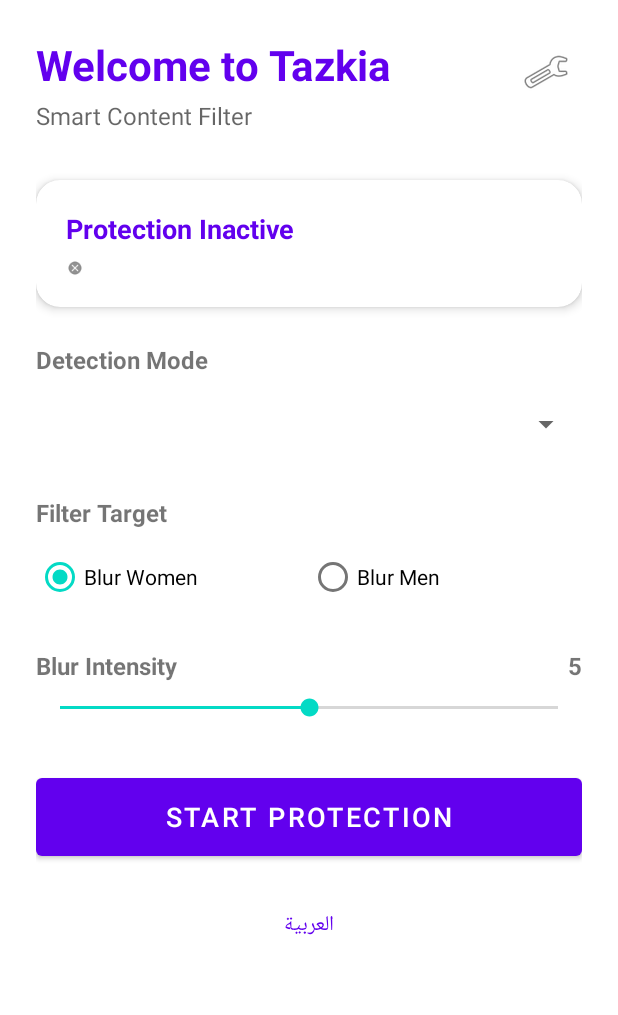
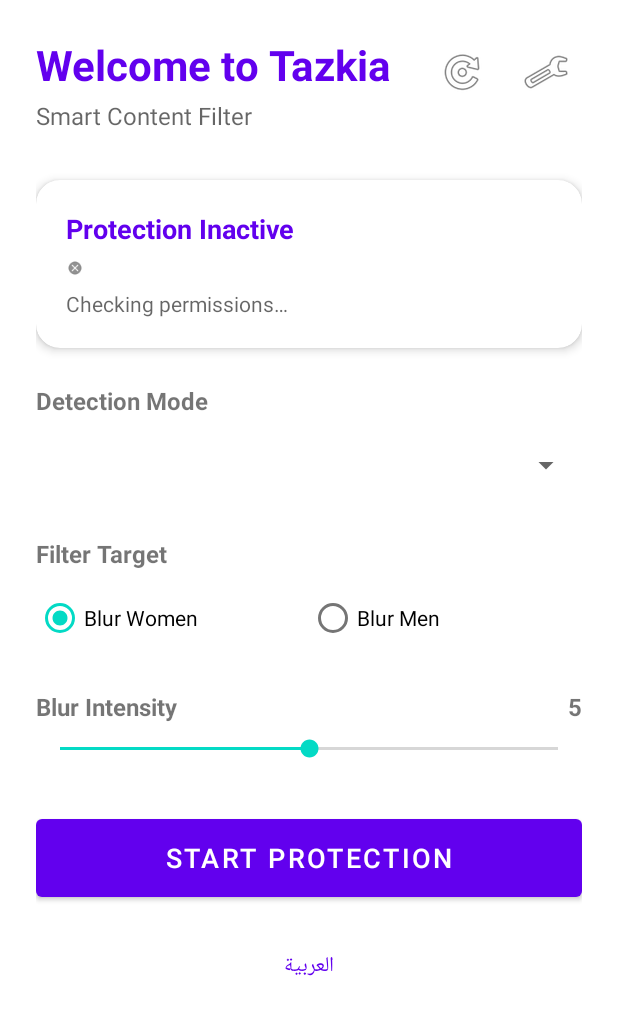
Before and after one commit to abdalla-ayman/tazkia-2, an Android app: the layout activity_main.xml on its own in the app's theme, with its tools: preview values and no code run, on a phone screen of 412 x 824 dp. Shown: the top 1015 px of the screen. Run offline under Robolectric (Android 15) with nearby library versions, the phone set to English and light mode, and no system bars.

Commit message:
✅ Refresh button that checks permission status ✅ Visual indicators for permission status ✅ Arabic/English string support ✅ Proper permission checking on startup and resume ✅ Disabled refresh button when protection is running:

```diff
--- a/app/src/main/res/layout/activity_main.xml
+++ b/app/src/main/res/layout/activity_main.xml
@@ -19,7 +19,18 @@
         android:textColor="?attr/colorPrimary"
         app:layout_constraintTop_toTopOf="parent"
         app:layout_constraintStart_toStartOf="parent"
-        app:layout_constraintEnd_toStartOf="@id/btnSettings" />
+        app:layout_constraintEnd_toStartOf="@id/btnRefresh" />
+
+    <ImageButton
+        android:id="@+id/btnRefresh"
+        android:layout_width="48dp"
+        android:layout_height="48dp"
+        android:src="@android:drawable/ic_menu_rotate"
+        android:background="?attr/selectableItemBackgroundBorderless"
+        android:contentDescription="@string/refresh_permissions"
+        app:layout_constraintTop_toTopOf="parent"
+        app:layout_constraintEnd_toStartOf="@id/btnSettings"
+        android:layout_marginEnd="8dp" />
 
     <ImageButton
         android:id="@+id/btnSettings"
@@ -76,6 +87,15 @@
                 android:layout_height="12dp"
                 android:layout_marginTop="8dp"
                 android:background="@android:drawable/presence_offline" />
+
+            <TextView
+                android:id="@+id/tvPermissionStatus"
+                android:layout_width="wrap_content"
+                android:layout_height="wrap_content"
+                android:text="@string/permissions_checking"
+                android:textSize="14sp"
+                android:layout_marginTop="8dp"
+                android:textColor="?android:attr/textColorSecondary" />
 
         </LinearLayout>
     </com.google.android.material.card.MaterialCardView>
--- a/app/src/main/res/values/strings.xml
+++ b/app/src/main/res/values/strings.xml
@@ -66,4 +66,12 @@
     <!-- About -->
     <string name="about_description">Tazkia is a privacy-focused content filter that runs entirely on your device. No data is collected, stored, or transmitted.</string>
     <string name="about_technology">Technology: TensorFlow Lite, OpenCV, MediaProjection</string>
+
+    <!-- Refresh Button & Permission Status -->
+    <string name="refresh_permissions">Refresh Permissions</string>
+    <string name="permissions_checking">Checking permissions…</string>
+    <string name="permissions_all_granted">All permissions granted ✓</string>
+    <string name="permissions_overlay_only">Overlay granted, Accessibility missing</string>
+    <string name="permissions_accessibility_only">Accessibility granted, Overlay missing</string>
+    <string name="permissions_none_granted">No permissions granted</string>
 </resources>
```
Also changed, not shown: app/src/main/java/com/tazkia/ai/blurfilter/ui/MainActivity.kt (+53 -0 lines), 1 other file.
